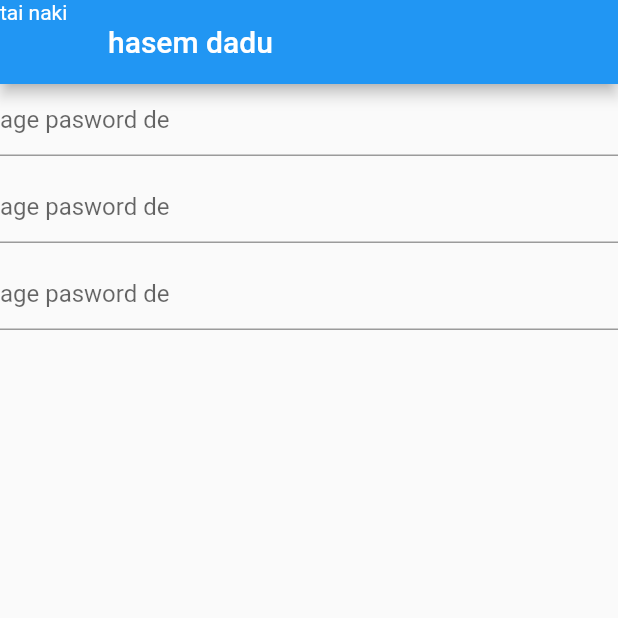
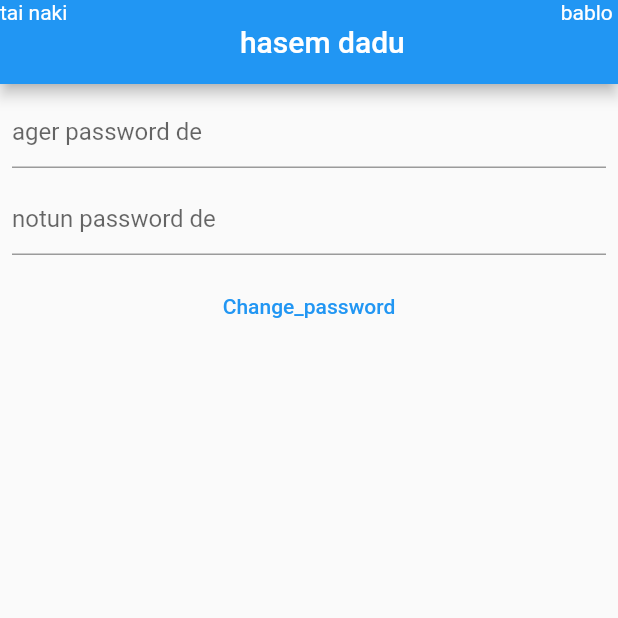
Before and after one commit to alaminrafiar/grapmart_product_show, a Flutter app: the ChangePassword screen opened directly, on a phone screen of 412 x 824 dp, the top half of it. Run offline on Flutter 3.47's test engine with Material 2 defaults, Android fonts, the light colour scheme and no system bars; our stand-ins replace fluttertoast, shared_preferences; accounts and stored records are empty.

Commit message:
new file add

```diff
--- /dev/null
+++ b/lib/Models/Auth_model_ChangePass.dart
@@ -0,0 +1,21 @@
+class Auth_model_changePass {
+  bool? status;
+  String? message;
+  Null? data;
+
+  Auth_model_changePass({this.status, this.message, this.data});
+
+  Auth_model_changePass.fromJson(Map<String, dynamic> json) {
+    status = json['status'];
+    message = json['message'];
+    data = json['data'];
+  }
+
+  Map<String, dynamic> toJson() {
+    final Map<String, dynamic> data = new Map<String, dynamic>();
+    data['status'] = this.status;
+    data['message'] = this.message;
+    data['data'] = this.data;
+    return data;
+  }
+}
--- a/lib/controllers/constants/Constants.dart
+++ b/lib/controllers/constants/Constants.dart
@@ -2,4 +2,5 @@
 class Myconstants {
   static const singInUrl = "http://api.grapfood.com/api/auth/register";
   static const logInUrl = "http://api.grapfood.com/api/auth/login";
+  static const changePassUrl = "http://api.grapfood.com/api/account/change-password";
 }
--- /dev/null
+++ b/lib/controllers/key_word/MyKey_changePassword.dart
@@ -0,0 +1,7 @@
+class MyKeyChangsePass {
+  static const  String oldPassword = "oldPassword";
+  static const  String newPassword = "newPassword";
+  static const  String status = "status";
+  static const  String message = "message";
+  static const  String data = "data";
+}
--- a/lib/main.dart
+++ b/lib/main.dart
@@ -1,4 +1,5 @@
 import 'package:flutter/material.dart';
+import 'package:grapmart_product_show/pages/change_password_screen.dart';
 import 'package:grapmart_product_show/pages/login_screen.dart';
 import 'package:grapmart_product_show/pages/product.dart';
 
@@ -18,7 +19,7 @@ class MyApp extends StatelessWidget {
       debugShowCheckedModeBanner: false,
       title: 'Flutter Demo',
 
-      home:  Product(),
+      home:  ChangePassword(),
     );
   }
 }
--- a/lib/pages/change_password_screen.dart
+++ b/lib/pages/change_password_screen.dart
@@ -1,4 +1,8 @@
 import 'package:flutter/material.dart';
+import 'package:fluttertoast/fluttertoast.dart';
+import 'package:grapmart_product_show/Models/Auth_model_ChangePass.dart';
+import 'package:grapmart_product_show/controllers/constants/ChangePass_api.dart';
+
 class ChangePassword extends StatefulWidget {
   const ChangePassword({Key? key}) : super(key: key);
 
@@ -9,37 +13,65 @@ class ChangePassword extends StatefulWidget {
 class _ChangePasswordState extends State<ChangePassword> {
   TextEditingController _oldPass = TextEditingController();
   TextEditingController _newPass = TextEditingController();
-  TextEditingController _re_new_pass = TextEditingController();
+  Auth_model_changePass? auth_model_changePass;
+  bool passToggle = true;
+
   @override
   Widget build(BuildContext context) {
     return Scaffold(
       appBar: AppBar(
-        title:const Text("hasem dadu"),
-        leading:const Text("tai naki"),
+        title: Center(child: const Text("hasem dadu")),
+        leading: const Text("tai naki"),
+        actions: [Text("bablo ")],
       ),
-      body: Column(
+      body: Padding(
+        padding: const EdgeInsets.all(8.0),
+        child: Column(
           children: [
             TextField(
-            controller:_oldPass ,
-            decoration: InputDecoration(
-              hintText: "age pasword de",
+              controller: _oldPass,
+              decoration: const InputDecoration(
+                hintText: "ager password de",
               ),
             ),
-          SizedBox(height: 10,),
+            const SizedBox(
+              height: 10,
+            ),
             TextField(
-            controller:_newPass ,
-            decoration: InputDecoration(
-              hintText: "age pasword de",
+              controller: _newPass,
+              decoration: const InputDecoration(
+                hintText: "notun password de ",
               ),
             ),
-          SizedBox(height: 10,),
-          TextField(
-            controller:_newPass ,
-            decoration: InputDecoration(
-              hintText: "age pasword de",
+            const SizedBox(
+              height: 10,
             ),
+            TextButton(
+                onPressed: () async {
+                  Fluttertoast.showToast(
+                      msg: "This is a Toast message",
+                      toastLength: Toast.LENGTH_SHORT,
+                      gravity: ToastGravity.CENTER,
+                      timeInSecForIosWeb: 1,
+                      textColor: Colors.white,
+                      fontSize: 16.0);
+                  auth_model_changePass = await ChangePassApi.mstore(
+                    _oldPass.text,
+                    _newPass.text,
+                  );
+                  setState(() {
+                    Fluttertoast.showToast(
+                        msg: "This is a Toast message",
+                        toastLength: Toast.LENGTH_SHORT,
+                        gravity: ToastGravity.CENTER,
+                        timeInSecForIosWeb: 1,
+                        textColor: Colors.white,
+                        fontSize: 16.0);
+                  });
+                },
+                child: Text("Change_password")),
+          ],
         ),
-        ],
       ),
     );
   }
--- a/pubspec.yaml
+++ b/pubspec.yaml
@@ -37,6 +37,8 @@ dependencies:
   http: ^0.13.4
   modal_progress_hud_nsn: ^0.1.0-nullsafety-1
   image_picker: ^0.8.4+4
+  shared_preferences: ^2.1.0
+  fluttertoast: ^8.2.1
 
 
 
```
Also changed, not shown: lib/controllers/constants/ChangePass_api.dart (added, +33 -0 lines), pubspec.lock, 1 other file. Lines whose indentation alone changed are shown as unchanged.
